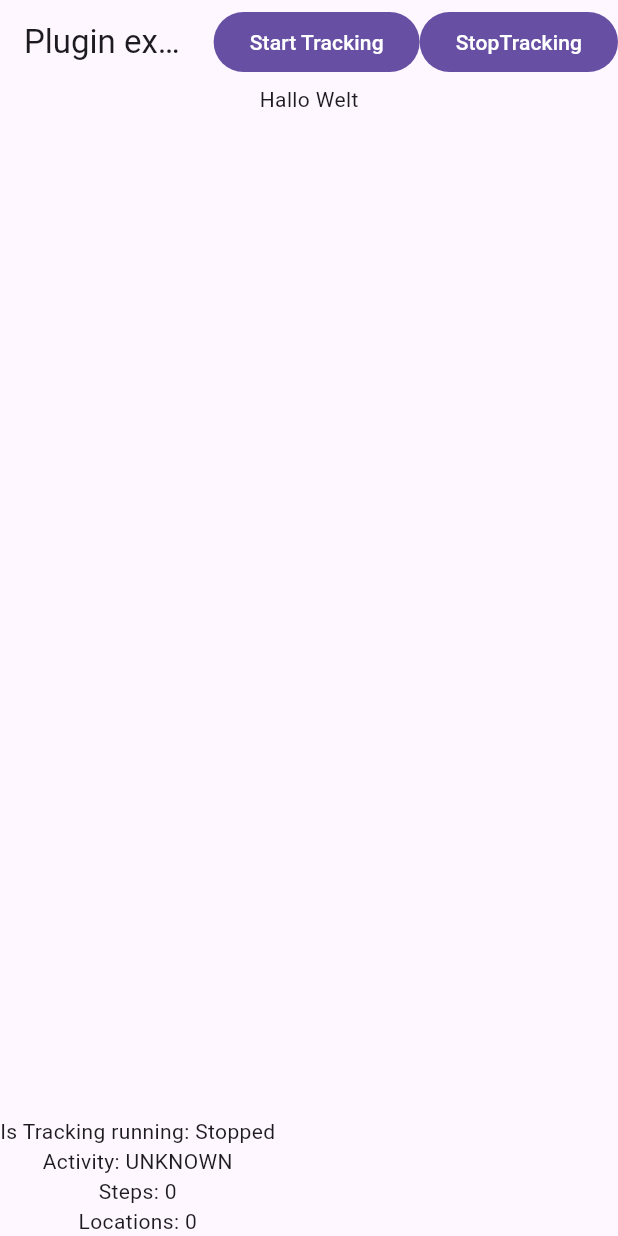
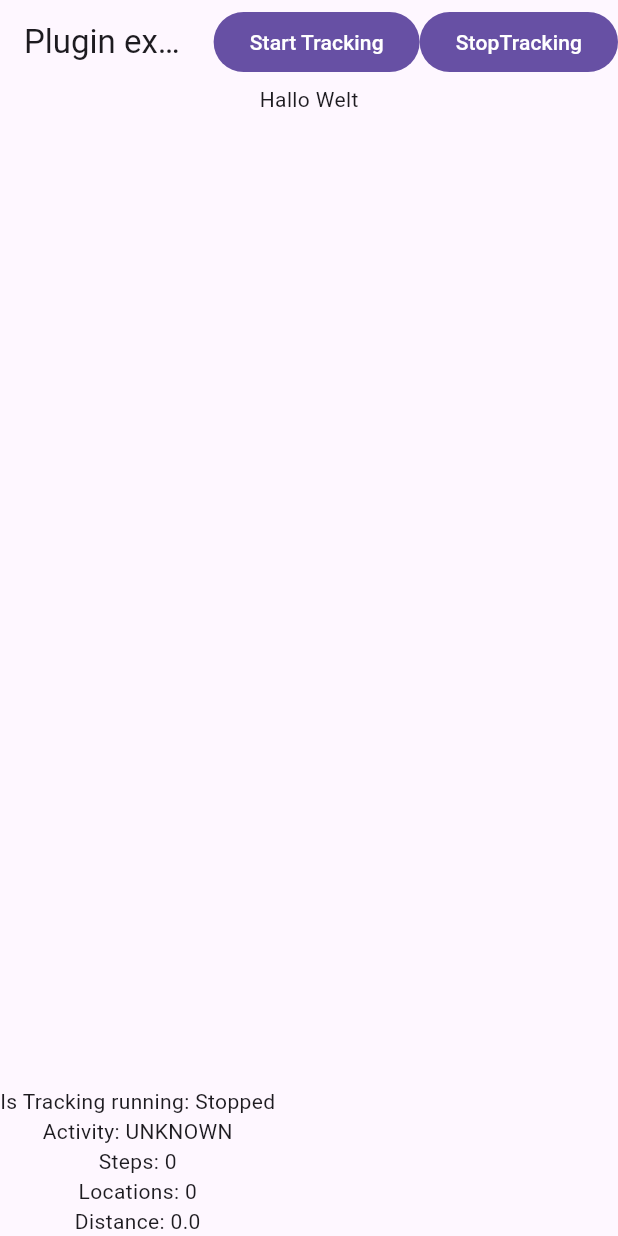
Before and after one commit to Jozys/activity_tracking, a Flutter app: the screen it shows after launch, after a tap on "StopTracking", on a phone screen of 412 x 824 dp. Run offline on Flutter 3.47's test engine with Material 3 defaults, Android fonts, the phone set to English and light mode, and no system bars; our stand-ins replace plugin_platform_interface; missing offline and left inert: dart:ffi.

Commit message:
💄 Show distance and speed in example app

```diff
--- a/example/lib/main.dart
+++ b/example/lib/main.dart
@@ -21,10 +21,9 @@ class MyApp extends StatefulWidget {
 }
 
 class _MyAppState extends State<MyApp> {
-  String _platformVersion = 'Unknown';
   String activityRunning = "Unknown";
   Activity? activity =
-      Activity(activityType: "UNKNOWN", steps: 0, locations: {});
+      Activity(activityType: "UNKNOWN", steps: 0, locations: {}, distance: 0.0);
   final _activityTrackingPlugin = ActivityTracking();
   List<Activity> activities = <Activity>[];
   StreamSubscription? listener;
@@ -32,7 +31,6 @@ class _MyAppState extends State<MyApp> {
   @override
   void initState() {
     super.initState();
-    initPlatformState();
   }
 
   Future<void> startTracking() async {
@@ -66,6 +64,10 @@ class _MyAppState extends State<MyApp> {
         if (eventMessage.data != null) {
           activity?.locations?.addAll(eventMessage.data);
         }
+      case "distance":
+        if (eventMessage.data != null && eventMessage.data != 0) {
+          activity?.distance = eventMessage.data;
+        }
     }
     setState(() {
       activity = activity;
@@ -85,37 +87,17 @@ class _MyAppState extends State<MyApp> {
       activityState = "Stopped";
     } on Exception {
       activityState = "Failed to stop";
-      newActivity = Activity(activityType: "UNKNOWN", steps: -1, locations: {});
+      newActivity = Activity(
+          activityType: "UNKNOWN", steps: -1, locations: {}, distance: 0.0);
     }
     listener?.cancel();
 
     setState(() {
       activityRunning = activityState!;
-      activity = Activity(activityType: "UNKNOWN", steps: 0, locations: {});
+      activity = Activity(
+          activityType: "UNKNOWN", steps: 0, locations: {}, distance: 0.0);
       listener = null;
       activities = newActivities;
-    });
-  }
-
-  // Platform messages are asynchronous, so we initialize in an async method.
-  Future<void> initPlatformState() async {
-    String platformVersion;
-    // Platform messages may fail, so we use a try/catch PlatformException.
-    // We also handle the message potentially returning null.
-    try {
-      platformVersion = await _activityTrackingPlugin.getPlatformVersion() ??
-          'Unknown platform version';
-    } on PlatformException {
-      platformVersion = 'Failed to get platform version.';
-    }
-
-    // If the widget was removed from the tree while the asynchronous platform
-    // message was in flight, we want to discard the reply rather than calling
-    // setState to update our non-existent appearance.
-    if (!mounted) return;
-
-    setState(() {
-      _platformVersion = platformVersion;
     });
   }
 
@@ -143,6 +125,10 @@ class _MyAppState extends State<MyApp> {
                     Text('Activity: ${activity?.activityType}'),
                     Text('Steps: ${activity?.steps}'),
                     Text('Locations: ${activity?.locations?.length}'),
+                    Text('Distance: ${activity?.distance?.toString()}'),
+                    /*  if (activity != null && activity?.locations != null)
+                      Text(
+                          'Speed: ${activity?.locations?.values.last.speed} km/h') */
                   ]),
                 ]),
               ],
@@ -170,6 +156,15 @@ class _MyAppState extends State<MyApp> {
   }
 
   Widget _buildListItem(BuildContext context, Activity activity) {
+    double calculateAverageSpeed(Map<DateTime, Location> locations) {
+      double sum = 0.0;
+      locations.forEach((datetime, location) {
+        sum += location.speed;
+      });
+
+      return ((sum / locations.length) * 100).roundToDouble() / 100;
+    }
+
     return ListTile(
       minTileHeight: 120,
       title: Text("Activity type: ${activity.activityType ?? "UNKNOWN"}"),
@@ -181,7 +176,10 @@ class _MyAppState extends State<MyApp> {
             .toIso8601String()),
         Text("Activity type: ${activity.activityType ?? "UNKNOWN"}"),
         Text("Steps ${activity.steps.toString()}"),
-        Text("Locations: ${activity.locations?.length}")
+        Text("Locations: ${activity.locations?.length}"),
+        Text(
+            "Average Speed:  ${calculateAverageSpeed(activity.locations ?? {})} km/h"),
+        Text("Distance: ${activity.distance} km")
       ]),
       trailing: CircleAvatar(
           backgroundColor: Theme.of(context).colorScheme.primary,
```
